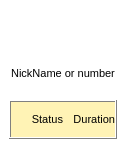
tkrotoff/WengoPhone, file wengophone/src/presentation/qt/phonecall/QtCallContactWidget.ui: the form before one commit.
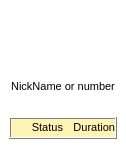
The form after the commit. Icons and pictures are not drawn.

Commit message: More work on the call window

Patch:
```diff
--- a/wengophone/src/presentation/qt/phonecall/QtCallContactWidget.ui
+++ b/wengophone/src/presentation/qt/phonecall/QtCallContactWidget.ui
@@ -289,6 +289,12 @@
    </property>
    <item row="2" column="0" >
     <widget class="QFrame" name="frame" >
+     <property name="maximumSize" >
+      <size>
+       <width>16777215</width>
+       <height>22</height>
+      </size>
+     </property>
      <property name="palette" >
       <palette>
        <active>
```
The commit also changes 5 other files.
